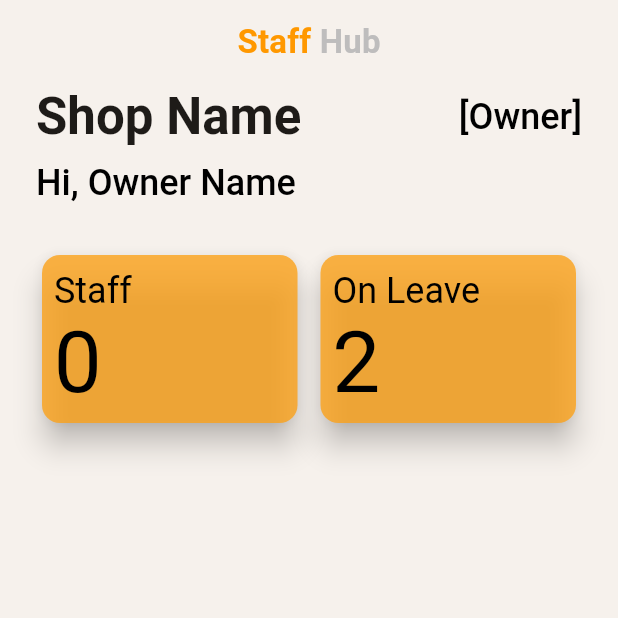
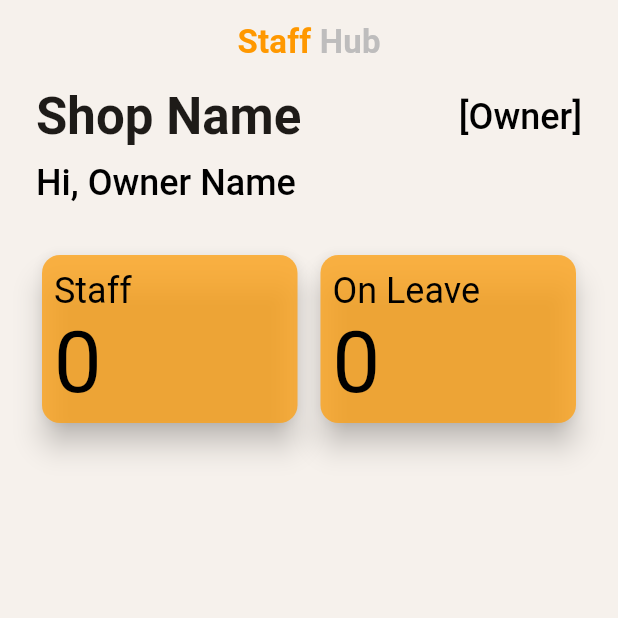
Before and after one commit to madhavmuthreja87/StaffHub, a Flutter app: the screen it shows after launch, on a phone screen of 412 x 824 dp, the top half of it. Run offline on Flutter 3.47's test engine with Material 3 defaults, Android fonts, the phone set to English and light mode, and no system bars; our stand-ins replace image_picker.

Commit message:
state improved and called

```diff
--- a/StaffHub/lib/main.dart
+++ b/StaffHub/lib/main.dart
@@ -2,6 +2,7 @@ import 'package:flutter/material.dart';
 import 'package:provider/provider.dart';
 import 'package:staffhub/core/app_theme.dart';
 import 'package:staffhub/providers/leave_provider.dart';
+import 'package:staffhub/providers/salary_provider.dart';
 import 'package:staffhub/providers/staff_provider.dart';
 import 'package:staffhub/screens/admin_panels/add_staff.dart';
 import 'package:staffhub/screens/admin_panels/admin_home_screen.dart';
@@ -17,6 +18,7 @@ void main() {
       providers: [
         ChangeNotifierProvider(create: (context) => StaffProvider()),
         ChangeNotifierProvider(create: (context) => LeaveProvider()),
+        ChangeNotifierProvider(create: (context) => SalaryProvider()),
       ],
       child: const MyApp(),
     ),
--- a/StaffHub/lib/screens/admin_panels/admin_home_screen.dart
+++ b/StaffHub/lib/screens/admin_panels/admin_home_screen.dart
@@ -100,7 +100,7 @@ class _AdminHomeScreenState extends State<AdminHomeScreen> {
                         crossAxisAlignment: CrossAxisAlignment.start,
                         children: [
                           Text("On Leave", style: theme.headlineSmall),
-                          Text("2", style: theme.displayLarge),
+                          Text("0", style: theme.displayLarge),
                         ],
                       ),
                     ),
```
Also changed, not shown: StaffHub/lib/screens/admin_panels/add_staff.dart (+12 -2 lines), StaffHub/lib/screens/admin_panels/staff_detail.dart (+5 -6 lines).
